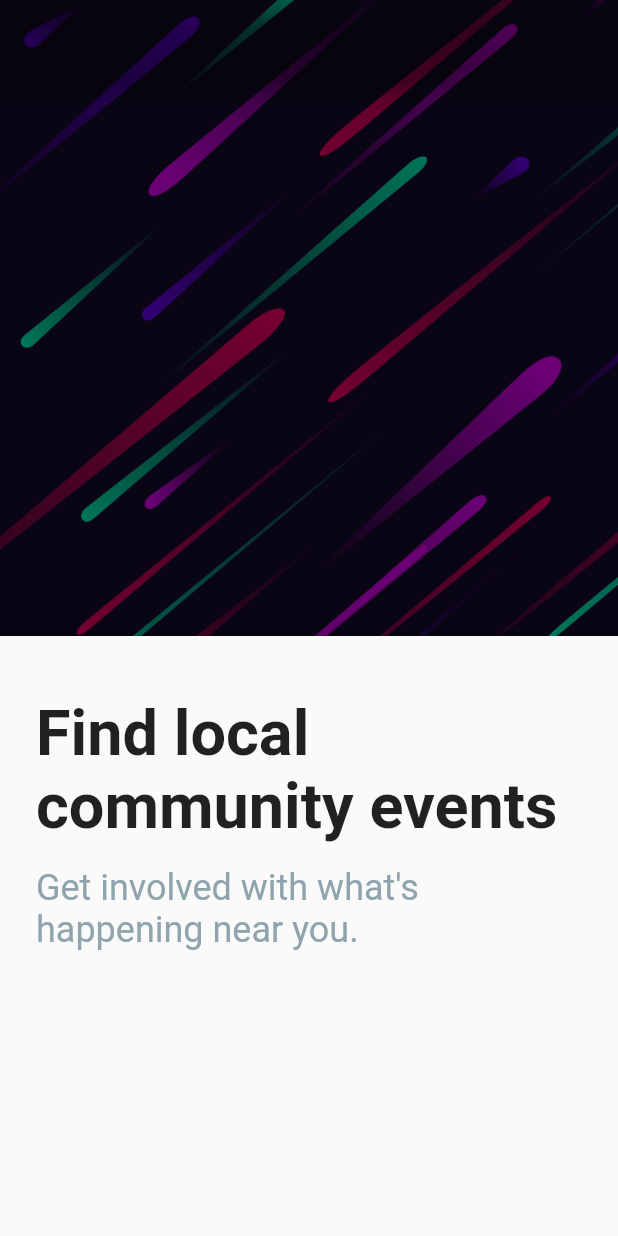
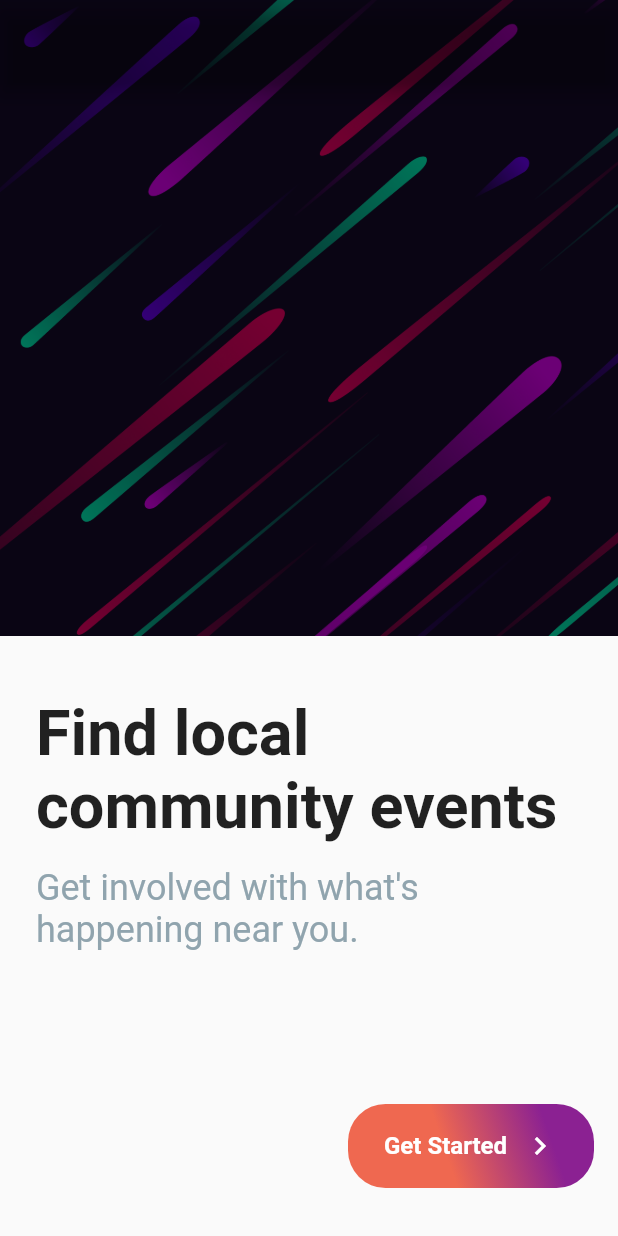
Before and after one commit to j-pcgoncalves/onboarding_animation, a Flutter app: the screen it shows after launch, on a phone screen of 412 x 824 dp. Run offline on Flutter 3.47's test engine with Material 2 defaults, Android fonts, the phone set to English and light mode, and no system bars.

Commit message:
create and style OnboardContent

```diff
--- a/lib/components/onboard_content.dart
+++ b/lib/components/onboard_content.dart
@@ -46,6 +46,72 @@ class _OnboardContentState extends State<OnboardContent> {
               ),
             ],
           ),
+          Positioned(
+            height: 56,
+            bottom: 32 + progress * 140,
+            right: 16,
+            child: GestureDetector(
+              onTap: () {
+                if (_pageController.page == 0) {
+                  _pageController.animateToPage(1,
+                      duration: const Duration(milliseconds: 400),
+                      curve: Curves.ease);
+                }
+              },
+              child: Container(
+                padding: const EdgeInsets.symmetric(horizontal: 24),
+                decoration: const BoxDecoration(
+                  borderRadius: BorderRadius.all(Radius.circular(25)),
+                  gradient: LinearGradient(
+                    begin: Alignment.bottomLeft,
+                    end: Alignment.topRight,
+                    stops: [0.4, 0.8],
+                    colors: [
+                      Color.fromARGB(255, 239, 104, 80),
+                      Color.fromARGB(255, 139, 33, 146),
+                    ],
+                  ),
+                ),
+                child: DefaultTextStyle(
+                  style: const TextStyle(
+                    fontSize: 16,
+                    fontWeight: FontWeight.w600,
+                  ),
+                  child: Row(
+                    mainAxisAlignment: MainAxisAlignment.center,
+                    children: [
+                      SizedBox(
+                        width: 92 + progress * 32,
+                        child: Stack(
+                          fit: StackFit.passthrough,
+                          children: [
+                            Opacity(
+                              opacity: 1 - progress,
+                              child: const Text('Get Started'),
+                            ),
+                            Opacity(
+                              opacity: progress,
+                              child: const Text(
+                                'Create account',
+                                maxLines: 1,
+                                overflow: TextOverflow.fade,
+                                softWrap: false,
+                              ),
+                            ),
+                          ],
+                        ),
+                      ),
+                      const Icon(
+                        Icons.chevron_right,
+                        size: 24,
+                        color: Colors.white,
+                      ),
+                    ],
+                  ),
+                ),
+              ),
+            ),
+          ),
         ],
       ),
     );
```
